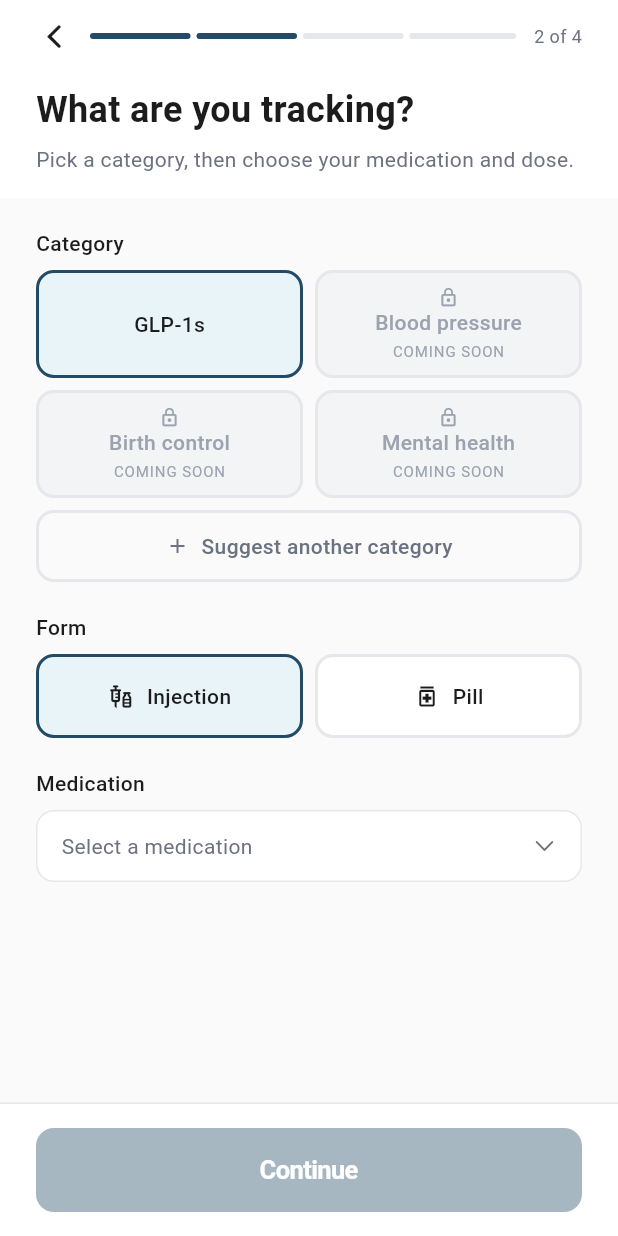
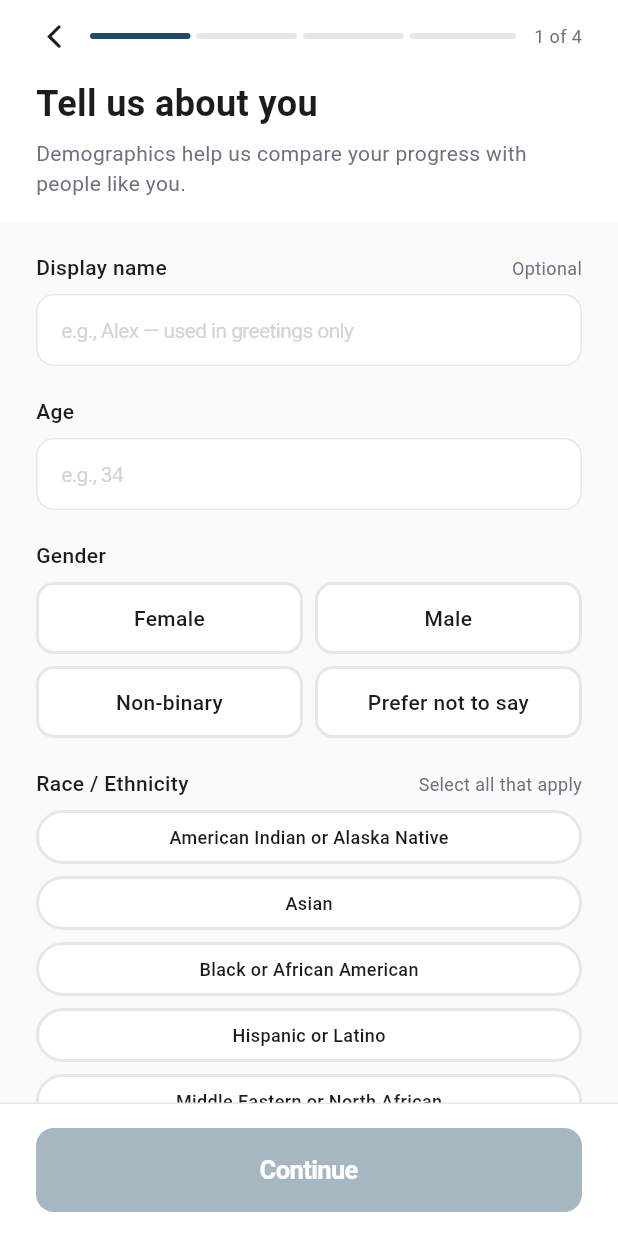
Before and after one commit to Oregon-Blockchain-Group/trial-weave, a Flutter app: the OnboardingFlow screen opened directly, on a phone screen of 412 x 824 dp. Run offline on Flutter 3.47's test engine with Material 3 defaults, Android fonts, the phone set to English and light mode, and no system bars.

Commit message:
Demographics onboarding page

```diff
--- a/src/lib/app.dart
+++ b/src/lib/app.dart
@@ -5,6 +5,7 @@ import 'frontend/components/onboarding_medication.dart';
 import 'frontend/components/onboarding_baselines.dart';
 import 'frontend/components/onboarding_consent.dart';
 import 'frontend/components/onboarding_complete.dart';
+import 'frontend/components/onboarding_demographics.dart';
 
 class TrialWeaveApp extends StatelessWidget {
   const TrialWeaveApp({super.key});
@@ -84,7 +85,7 @@ class _AuthGateState extends State<AuthGate> {
   }
 }
 
-enum _Step { medication, baselines, consent, complete, dashboard }
+enum _Step { demographics, medication, baselines, consent, complete, dashboard }
 
 class OnboardingFlow extends StatefulWidget {
   const OnboardingFlow({super.key});
@@ -94,15 +95,20 @@ class OnboardingFlow extends StatefulWidget {
 }
 
 class _OnboardingFlowState extends State<OnboardingFlow> {
-  _Step _step = _Step.medication;
+  _Step _step = _Step.demographics;
 
   void _go(_Step s) => setState(() => _step = s);
 
   @override
   Widget build(BuildContext context) {
     switch (_step) {
+      case _Step.demographics:
+        return OnboardingDemographicsScreen(
+          onContinue: () => _go(_Step.medication),
+        );
       case _Step.medication:
         return OnboardingTwoScreen(
+          onBack: () => _go(_Step.demographics),
           onContinue: () => _go(_Step.baselines),
         );
       case _Step.baselines:
--- /dev/null
+++ b/src/lib/frontend/components/onboarding_demographics.dart
@@ -0,0 +1,593 @@
+import 'package:flutter/cupertino.dart';
+
+// ---------------------------------------------------------------------------
+// Data
+// ---------------------------------------------------------------------------
+
+const _genderOptions = ['Female', 'Male', 'Non-binary', 'Prefer not to say'];
+
+const _raceOptions = [
+  'American Indian or Alaska Native',
+  'Asian',
+  'Black or African American',
+  'Hispanic or Latino',
+  'Middle Eastern or North African',
+  'Native Hawaiian or Pacific Islander',
+  'White',
+  'Other',
+  'Prefer not to say',
+];
+
+const _comorbidities = [
+  'Type 2 diabetes',
+  'PCOS',
+  'Hypertension',
+  'Cardiovascular disease',
+  'GI / IBS history',
+  'Pancreatitis history',
+  'Thyroid disease',
+  'None',
+];
+
+// ---------------------------------------------------------------------------
+// Theme tokens
+// ---------------------------------------------------------------------------
+
+class _T {
+  static const primary = Color(0xFF234A67);
+  static const selectedBg = Color(0xFFE8F4F8);
+  static const ink = Color(0xFF1C1C1C);
+  static const sub = Color(0xFF6B7280);
+  static const border = Color(0xFFE5E7EB);
+  static const bgScroll = Color(0xFFFAFAFA);
+  static const placeholder = Color(0xFFD1D5DB);
+}
+
+// ---------------------------------------------------------------------------
+// Screen
+// ---------------------------------------------------------------------------
+
+class OnboardingDemographicsScreen extends StatefulWidget {
+  final VoidCallback? onBack;
+  final VoidCallback? onContinue;
+
+  const OnboardingDemographicsScreen({super.key, this.onBack, this.onContinue});
+
+  @override
+  State<OnboardingDemographicsScreen> createState() =>
+      _OnboardingDemographicsScreenState();
+}
+
+class _OnboardingDemographicsScreenState
+    extends State<OnboardingDemographicsScreen> {
+  final _nameController = TextEditingController();
+  final _ageController = TextEditingController();
+  final _heightFtController = TextEditingController();
+  final _heightInController = TextEditingController();
+  final _weightController = TextEditingController();
+
+  String _gender = '';
+  List<String> _races = [];
+  List<String> _comorbiditySelections = [];
+
+  @override
+  void dispose() {
+    _nameController.dispose();
+    _ageController.dispose();
+    _heightFtController.dispose();
+    _heightInController.dispose();
+    _weightController.dispose();
+    super.dispose();
+  }
+
+  bool get _canContinue =>
+      _ageController.text.isNotEmpty &&
+      _gender.isNotEmpty &&
+      _heightFtController.text.isNotEmpty &&
+      _heightInController.text.isNotEmpty &&
+      _weightController.text.isNotEmpty &&
+      _comorbiditySelections.isNotEmpty;
+
+  void _toggleRace(String option) {
+    setState(() {
+      if (option == 'Prefer not to say') {
+        _races = _races.contains(option) ? [] : [option];
+        return;
+      }
+      final next = _races.where((r) => r != 'Prefer not to say').toList();
+      if (next.contains(option)) {
+        next.remove(option);
+      } else {
+        next.add(option);
+      }
+      _races = next;
+    });
+  }
+
+  void _toggleComorbidity(String option) {
+    setState(() {
+      if (option == 'None') {
+        _comorbiditySelections =
+            _comorbiditySelections.contains(option) ? [] : [option];
+        return;
+      }
+      final next =
+          _comorbiditySelections.where((c) => c != 'None').toList();
+      if (next.contains(option)) {
+        next.remove(option);
+      } else {
+        next.add(option);
+      }
+      _comorbiditySelections = next;
+    });
+  }
+
+  @override
+  Widget build(BuildContext context) {
+    return CupertinoPageScaffold(
+      backgroundColor: CupertinoColors.white,
+      child: SafeArea(
+        child: Column(
+          children: [
+            _ProgressBar(step: 1, totalSteps: 4, onBack: widget.onBack),
+            _buildHeader(),
+            Expanded(
+              child: Container(
+                color: _T.bgScroll,
+                child: SingleChildScrollView(
+                  padding: const EdgeInsets.fromLTRB(24, 20, 24, 20),
+                  child: Column(
+                    crossAxisAlignment: CrossAxisAlignment.stretch,
+                    children: [
+                      _displayNameField(),
+                      const SizedBox(height: 20),
+                      _ageField(),
+                      const SizedBox(height: 20),
+                      _genderSection(),
+                      const SizedBox(height: 20),
+                      _raceSection(),
+                      const SizedBox(height: 20),
+                      _heightSection(),
+                      const SizedBox(height: 20),
+                      _weightSection(),
+                      const SizedBox(height: 20),
+                      _healthHistorySection(),
+                    ],
+                  ),
+                ),
+              ),
+            ),
+            _ContinueBar(
+              enabled: _canContinue,
+              onPressed: widget.onContinue,
+            ),
+          ],
+        ),
+      ),
+    );
+  }
+
+  // ---- header ------------------------------------------------------------
+
+  Widget _buildHeader() {
+    return Container(
+      width: double.infinity,
+      color: CupertinoColors.white,
+      padding: const EdgeInsets.fromLTRB(24, 4, 24, 16),
+      child: const Column(
+        crossAxisAlignment: CrossAxisAlignment.start,
+        children: [
+          Text(
+            'Tell us about you',
+            style: TextStyle(
+                fontSize: 24, fontWeight: FontWeight.bold, color: _T.ink),
+          ),
+          SizedBox(height: 6),
+          Text(
+            'Demographics help us compare your progress with people like you.',
+            style: TextStyle(fontSize: 14, color: _T.sub, height: 1.4),
+          ),
+        ],
+      ),
+    );
+  }
+
+  // ---- fields ------------------------------------------------------------
+
+  Widget _displayNameField() {
+    return _Section(
+      label: 'Display name',
+      trailing: const Text('Optional',
+          style: TextStyle(fontSize: 12, color: _T.sub)),
+      child: _TextField(
+        controller: _nameController,
+        placeholder: 'e.g., Alex — used in greetings only',
+        keyboardType: TextInputType.name,
+        onChanged: (_) => setState(() {}),
+      ),
+    );
+  }
+
+  Widget _ageField() {
+    return _Section(
+      label: 'Age',
+      child: _TextField(
+        controller: _ageController,
+        placeholder: 'e.g., 34',
+        keyboardType: TextInputType.number,
+        onChanged: (_) => setState(() {}),
+      ),
+    );
+  }
+
+  Widget _genderSection() {
+    return _Section(
+      label: 'Gender',
+      child: _Grid2(
+        children: _genderOptions
+            .map((option) => _SelectableTile(
+                  selected: _gender == option,
+                  height: 48,
+                  onTap: () => setState(() => _gender = option),
+                  child: Text(
+                    option,
+                    textAlign: TextAlign.center,
+                    style: TextStyle(
+                      fontSize: 14,
+                      fontWeight: FontWeight.w500,
+                      color: _gender == option ? _T.primary : _T.ink,
+                    ),
+                  ),
+                ))
+            .toList(),
+      ),
+    );
+  }
+
+  Widget _raceSection() {
+    return _Section(
+      label: 'Race / Ethnicity',
+      trailing: const Text('Select all that apply',
+          style: TextStyle(fontSize: 12, color: _T.sub)),
+      child: Wrap(
+        spacing: 8,
+        runSpacing: 8,
+        children: _raceOptions.map((option) {
+          final selected = _races.contains(option);
+          return _ChipTile(
+            label: option,
+            selected: selected,
+            onTap: () => _toggleRace(option),
+          );
+        }).toList(),
+      ),
+    );
+  }
+
+  Widget _heightSection() {
+    return _Section(
+      label: 'Starting height',
+      child: Row(
+        children: [
+          Expanded(
+            child: _TextField(
+              controller: _heightFtController,
+              placeholder: '5',
+              keyboardType: TextInputType.number,
+              suffix: 'ft',
+              onChanged: (_) => setState(() {}),
+            ),
+          ),
+          const SizedBox(width: 8),
+          Expanded(
+            child: _TextField(
+              controller: _heightInController,
+              placeholder: '8',
+              keyboardType: TextInputType.number,
+              suffix: 'in',
+              onChanged: (_) => setState(() {}),
+            ),
+          ),
+        ],
+      ),
+    );
+  }
+
+  Widget _weightSection() {
+    return _Section(
+      label: 'Starting weight',
+      child: _TextField(
+        controller: _weightController,
+        placeholder: '185',
+        keyboardType: TextInputType.number,
+        suffix: 'lbs',
+        onChanged: (_) => setState(() {}),
+      ),
+    );
+  }
+
+  Widget _healthHistorySection() {
+    return _Section(
+      label: 'Health history',
+      trailing: const Text('Select all that apply',
+          style: TextStyle(fontSize: 12, color: _T.sub)),
+      child: Wrap(
+        spacing: 8,
+        runSpacing: 8,
+        children: _comorbidities.map((option) {
+          final selected = _comorbiditySelections.contains(option);
+          return _ChipTile(
+            label: option,
+            selected: selected,
+            onTap: () => _toggleComorbidity(option),
+          );
+        }).toList(),
+      ),
+    );
+  }
+}
+
+// ---------------------------------------------------------------------------
+// Shared primitives
+// ---------------------------------------------------------------------------
+
+class _ProgressBar extends StatelessWidget {
+  final int step;
+  final int totalSteps;
+  final VoidCallback? onBack;
+  const _ProgressBar(
+      {required this.step, required this.totalSteps, this.onBack});
+
+  @override
+  Widget build(BuildContext context) {
+    return Padding(
+      padding: const EdgeInsets.fromLTRB(24, 12, 24, 12),
+      child: Row(
+        children: [
+          GestureDetector(
+            onTap: onBack,
+            child: const Padding(
+              padding: EdgeInsets.only(right: 12),
+              child: Icon(CupertinoIcons.back, size: 24, color: _T.ink),
+            ),
+          ),
+          Expanded(
+            child: Row(
+              children: List.generate(totalSteps, (i) {
+                final filled = i < step;
+                return Expanded(
+                  child: Container(
+                    height: 4,
+                    margin:
+                        EdgeInsets.only(right: i == totalSteps - 1 ? 0 : 4),
+                    decoration: BoxDecoration(
+                      color: filled ? _T.primary : _T.border,
+                      borderRadius: BorderRadius.circular(2),
+                    ),
+                  ),
+                );
+              }),
+            ),
+          ),
+          Padding(
+            padding: const EdgeInsets.only(left: 12),
+            child: Text('$step of $totalSteps',
+                style: const TextStyle(fontSize: 12, color: _T.sub)),
+          ),
+        ],
+      ),
+    );
+  }
+}
+
+class _ContinueBar extends StatelessWidget {
+  final bool enabled;
+  final VoidCallback? onPressed;
+  const _ContinueBar({required this.enabled, this.onPressed});
+
+  @override
+  Widget build(BuildContext context) {
+    return Container(
+      decoration: const BoxDecoration(
+        color: CupertinoColors.white,
+        border: Border(top: BorderSide(color: _T.border)),
+      ),
+      padding: const EdgeInsets.fromLTRB(24, 16, 24, 16),
+      child: SizedBox(
+        width: double.infinity,
+        height: 56,
+        child: CupertinoButton(
+          padding: EdgeInsets.zero,
+          color: _T.primary,
+          disabledColor: Color.fromRGBO(35, 74, 103, 0.4),
+          borderRadius: BorderRadius.circular(12),
+          onPressed: enabled ? onPressed : null,
+          child: const Text(
+            'Continue',
+            style: TextStyle(
+                fontSize: 17,
+                fontWeight: FontWeight.w600,
+                color: CupertinoColors.white),
+          ),
+        ),
+      ),
+    );
+  }
+}
+
+class _Section extends StatelessWidget {
+  final String label;
+  final Widget? trailing;
+  final Widget child;
+  const _Section({required this.label, this.trailing, required this.child});
+
+  @override
+  Widget build(BuildContext context) {
+    return Column(
+      crossAxisAlignment: CrossAxisAlignment.stretch,
+      children: [
+        Padding(
+          padding: const EdgeInsets.only(bottom: 8),
+          child: Row(
+            mainAxisAlignment: MainAxisAlignment.spaceBetween,
+            crossAxisAlignment: CrossAxisAlignment.baseline,
+            textBaseline: TextBaseline.alphabetic,
+            children: [
+              Text(label,
+                  style: const TextStyle(
+                      fontSize: 14,
+                      fontWeight: FontWeight.w500,
+                      color: _T.ink)),
+              ?trailing,
+            ],
+          ),
+        ),
+        child,
+      ],
+    );
+  }
+}
+
+class _TextField extends StatelessWidget {
+  final TextEditingController controller;
+  final String placeholder;
+  final TextInputType keyboardType;
+  final String? suffix;
+  final ValueChanged<String>? onChanged;
+
+  const _TextField({
+    required this.controller,
+    required this.placeholder,
+    required this.keyboardType,
+    this.suffix,
+    this.onChanged,
+  });
+
+  @override
+  Widget build(BuildContext context) {
+    return Container(
+      height: 48,
+      decoration: BoxDecoration(
+        color: CupertinoColors.white,
+        border: Border.all(color: _T.border),
+        borderRadius: BorderRadius.circular(12),
+      ),
+      child: Row(
+        children: [
+          Expanded(
+            child: CupertinoTextField(
+              controller: controller,
+              placeholder: placeholder,
+              placeholderStyle:
+                  const TextStyle(fontSize: 14, color: _T.placeholder),
+              style: const TextStyle(fontSize: 14, color: _T.ink),
+              keyboardType: keyboardType,
+              decoration: null,
+              padding: const EdgeInsets.symmetric(horizontal: 16),
+              onChanged: onChanged,
+            ),
+          ),
+          if (suffix != null)
+            Padding(
+              padding: const EdgeInsets.only(right: 12),
+              child: Text(suffix!,
+                  style: const TextStyle(fontSize: 14, color: _T.sub)),
+            ),
+        ],
+      ),
+    );
+  }
+}
+
+class _SelectableTile extends StatelessWidget {
+  final bool selected;
+  final double height;
+  final VoidCallback? onTap;
+  final Widget child;
+
+  const _SelectableTile({
+    required this.selected,
+    required this.height,
+    this.onTap,
+    required this.child,
+  });
+
+  @override
+  Widget build(BuildContext context) {
+    return GestureDetector(
+      onTap: onTap,
+      child: Container(
+        height: height,
+        alignment: Alignment.center,
+        padding: const EdgeInsets.symmetric(horizontal: 12),
+        decoration: BoxDecoration(
+          color: selected ? _T.selectedBg : CupertinoColors.white,
+          border: Border.all(
+              color: selected ? _T.primary : _T.border, width: 2),
+          borderRadius: BorderRadius.circular(12),
+        ),
+        child: child,
+      ),
+    );
+  }
+}
+
+class _ChipTile extends StatelessWidget {
+  final String label;
+  final bool selected;
+  final VoidCallback onTap;
+
+  const _ChipTile(
+      {required this.label, required this.selected, required this.onTap});
+
+  @override
+  Widget build(BuildContext context) {
+    return GestureDetector(
+      onTap: onTap,
+      child: Container(
+        height: 36,
+        padding: const EdgeInsets.symmetric(horizontal: 12),
+        alignment: Alignment.center,
+        decoration: BoxDecoration(
+          color: selected ? _T.selectedBg : CupertinoColors.white,
+          border: Border.all(
+              color: selected ? _T.primary : _T.border, width: 2),
+          borderRadius: BorderRadius.circular(100),
+        ),
+        child: Text(
+          label,
+          style: TextStyle(
+            fontSize: 12,
+            fontWeight: FontWeight.w500,
+            color: selected ? _T.primary : _T.ink,
+          ),
+        ),
+      ),
+    );
+  }
+}
+
+class _Grid2 extends StatelessWidget {
+  final List<Widget> children;
+  const _Grid2({required this.children});
+
+  @override
+  Widget build(BuildContext context) {
+    final rows = <Widget>[];
+    for (var i = 0; i < children.length; i += 2) {
+      final left = children[i];
+      final right =
+          i + 1 < children.length ? children[i + 1] : const SizedBox();
+      rows.add(Padding(
+        padding:
+            EdgeInsets.only(bottom: i + 2 < children.length ? 8 : 0),
+        child: Row(children: [
+          Expanded(child: left),
+          const SizedBox(width: 8),
+          Expanded(child: right),
+        ]),
+      ));
+    }
+    return Column(children: rows);
+  }
+}
```
